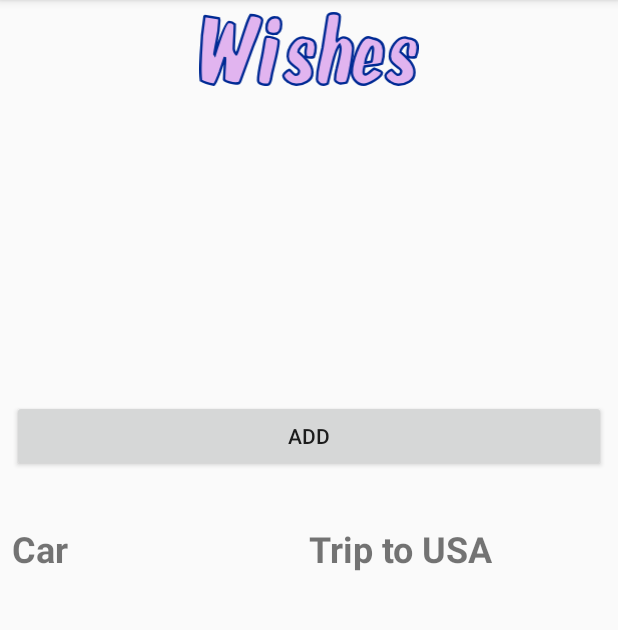
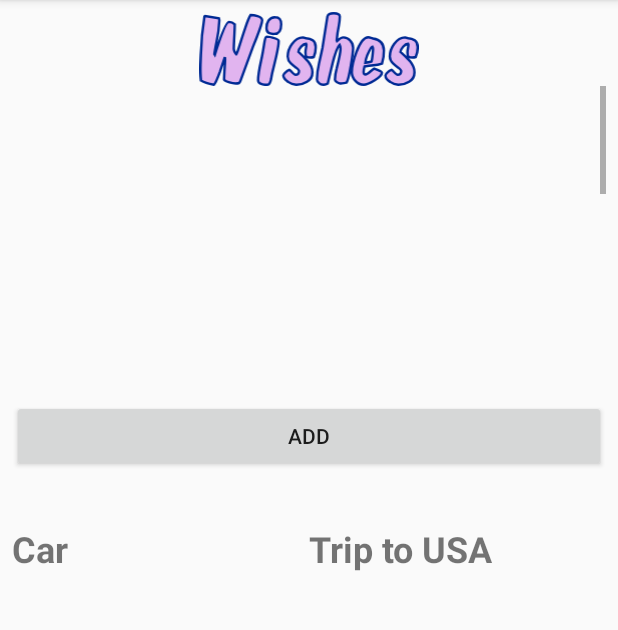
Before and after one commit to sabrinalupsan/personal-budget-management-android-application, an Android app: the MainActivityWishlist screen opened directly, with no data from a screen before it, on a phone screen of 412 x 824 dp, the part 84-714 px from its top. Run offline under Robolectric (Android 15) with nearby library versions, the phone set to English and light mode, and no system bars.

Commit message:
added a scrollview to my wishlist

```diff
--- a/app/src/main/java/com/example/seminar_4/Wishlist/AddWishActivity.java
+++ b/app/src/main/java/com/example/seminar_4/Wishlist/AddWishActivity.java
@@ -15,7 +15,7 @@ import android.widget.RatingBar;
 import android.widget.Spinner;
 import android.widget.Toast;
 
-import com.example.sem4.model.Wish;
+import com.example.seminar_4.model.Wish;
 import com.example.seminar_4.R;
 
 import java.text.ParseException;
@@ -70,7 +70,7 @@ public class AddWishActivity extends AppCompatActivity {
     private Wish buildWishFromWidgets() {
         try {
             Date date = null;
-            SimpleDateFormat formater = new SimpleDateFormat("dd/mm/yyyy", Locale.US);
+            SimpleDateFormat formater = new SimpleDateFormat("dd/mm/yyyy", Locale.UK);
             try {
                 date = formater.parse(deadline.getText().toString());
 //            wish.setDeadline(date);
--- a/app/src/main/java/com/example/seminar_4/Wishlist/MainActivityWishlist.java
+++ b/app/src/main/java/com/example/seminar_4/Wishlist/MainActivityWishlist.java
@@ -12,7 +12,7 @@ import android.widget.GridView;
 import android.widget.ListView;
 import android.widget.Toast;
 
-import com.example.sem4.model.Wish;
+import com.example.seminar_4.model.Wish;
 import com.example.seminar_4.R;
 
 import org.json.JSONArray;
@@ -142,7 +142,7 @@ public class MainActivityWishlist extends AppCompatActivity  {
         if(requestCode== ADD_WISH_REQUEST_CODE&&resultCode==RESULT_OK&&data!=null){
             Wish wish =(Wish)data.getSerializableExtra("wish"); // getParcealableExtra for yk
             if(wish!=null){
-                Toast.makeText(getApplicationContext(),"Wish was added succesfully",Toast.LENGTH_LONG);
+                Toast.makeText(getApplicationContext(),"Wish was added succesfully",Toast.LENGTH_LONG).show();
                 wishList.add(wish);
                 ArrayAdapter adapter=(ArrayAdapter)lvWishes.getAdapter();
             }
--- a/app/src/main/java/com/example/seminar_4/Wishlist/MyAdapter.java
+++ b/app/src/main/java/com/example/seminar_4/Wishlist/MyAdapter.java
@@ -17,7 +17,7 @@ import android.widget.TextView;
 
 import androidx.annotation.NonNull;
 
-import com.example.sem4.model.Wish;
+import com.example.seminar_4.model.Wish;
 import com.example.seminar_4.Cash.DownloadContent;
 import com.example.seminar_4.R;
 
--- a/app/src/main/java/com/example/seminar_4/model/Wish.java
+++ b/app/src/main/java/com/example/seminar_4/model/Wish.java
@@ -1,4 +1,4 @@
-package com.example.sem4.model;
+package com.example.seminar_4.model;
 
 import android.os.Parcel;
 import android.os.Parcelable;
--- a/app/src/main/res/layout/activity_main_wishes.xml
+++ b/app/src/main/res/layout/activity_main_wishes.xml
@@ -21,13 +21,25 @@
         android:layout_height="209dp"
         tools:context=".mainFragment">
 
-        <ListView
+        <ScrollView
+            android:layout_width="match_parent"
+            android:layout_height="match_parent">
 
-            android:id="@+id/wishesLv"
-            android:layout_width="match_parent"
-            android:layout_height="607dp"
+            <LinearLayout
+                android:layout_width="match_parent"
+                android:layout_height="wrap_content"
+                android:orientation="vertical" >
 
-            />
+                <ListView
+
+                    android:id="@+id/wishesLv"
+                    android:layout_width="match_parent"
+                    android:layout_height="607dp"
+
+                    />
+            </LinearLayout>
+        </ScrollView>
+
     </FrameLayout>
 
     <Button
```
